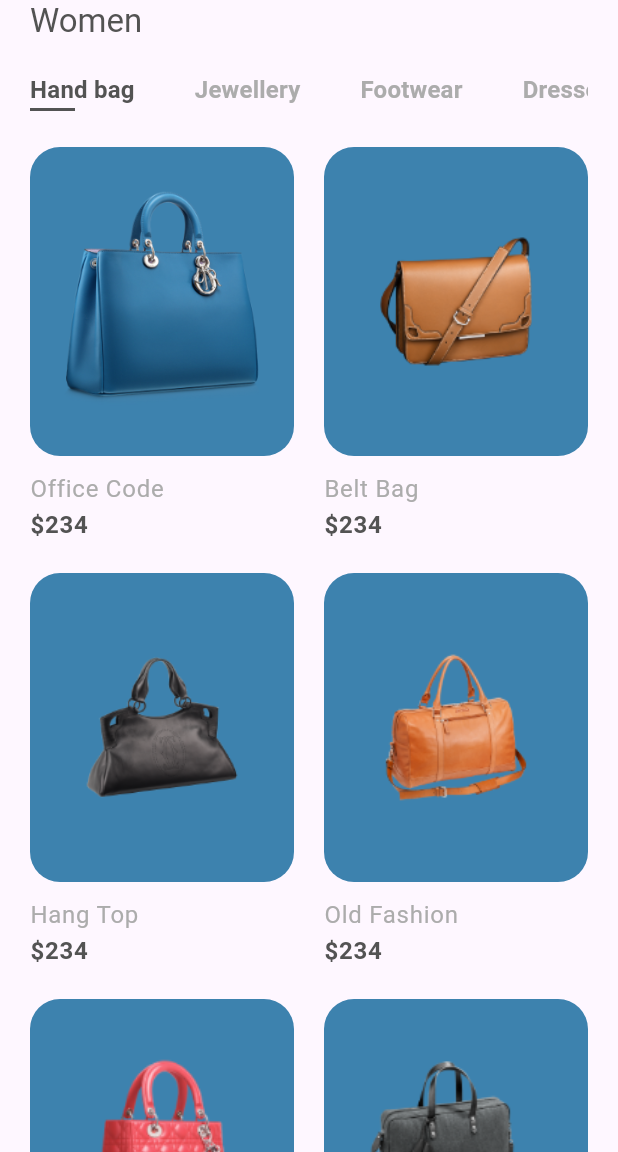
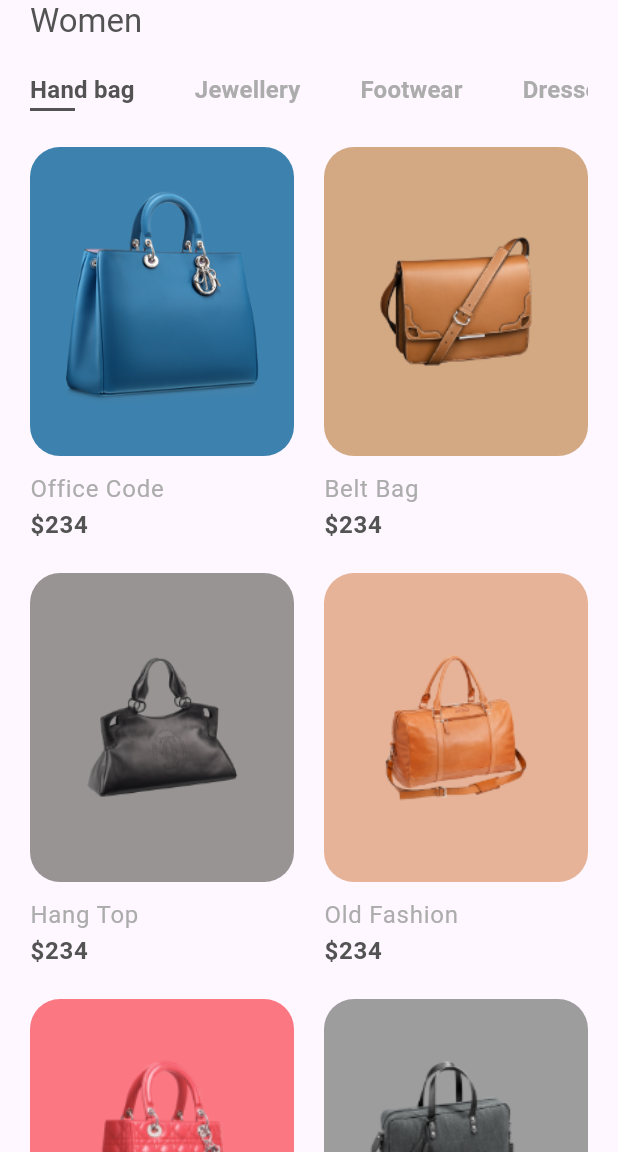
Before and after one commit to gelecekvadisi/workshop_1_shopApp, a Flutter app: the screen it shows after launch, on a phone screen of 412 x 824 dp, the part 84-1236 px from its top. Run offline on Flutter 3.47's test engine with Material 3 defaults, Android fonts, the phone set to English and light mode, and no system bars; our stand-ins replace flutter_svg.

Commit message:
Detay sayfası üst kısmı yapıldı.

```diff
--- a/lib/data/data_source.dart
+++ b/lib/data/data_source.dart
@@ -1,3 +1,5 @@
+import 'package:flutter/material.dart';
+
 import '../model/product.dart';
 
 List<Product> productList = [
@@ -8,6 +10,7 @@ List<Product> productList = [
     size: 12,
     description: _description,
     image: "assets/images/bag_1.png",
+    backgroundColor: Color(0xFF3D82AE),
   ),
   Product(
     id: 2,
@@ -16,6 +19,7 @@ List<Product> productList = [
     size: 8,
     description: _description,
     image: "assets/images/bag_2.png",
+    backgroundColor: Color(0xFFD3A984),
   ),
   Product(
     id: 3,
@@ -24,6 +28,7 @@ List<Product> productList = [
     size: 10,
     description: _description,
     image: "assets/images/bag_3.png",
+    backgroundColor: Color(0xFF989493),
   ),
   Product(
     id: 4,
@@ -32,6 +37,7 @@ List<Product> productList = [
     size: 11,
     description: _description,
     image: "assets/images/bag_4.png",
+    backgroundColor: Color(0xFFE6B398),
   ),
   Product(
     id: 5,
@@ -40,6 +46,7 @@ List<Product> productList = [
     size: 12,
     description: _description,
     image: "assets/images/bag_5.png",
+    backgroundColor: Color(0xFFFB7883),
   ),
   Product(
     id: 6,
@@ -48,6 +55,7 @@ List<Product> productList = [
     size: 12,
     description: _description,
     image: "assets/images/bag_6.png",
+    backgroundColor: Color(0xFF9D9D9D),
   ),
 ];
 
--- a/lib/model/product.dart
+++ b/lib/model/product.dart
@@ -1,9 +1,9 @@
-// import 'package:flutter/material.dart';
+import 'package:flutter/material.dart';
 
 class Product {
   final String image, title, description;
   final int price, size, id;
-  // Color backgroundColor;
+  final Color backgroundColor;
 
   Product({
     required this.image,
@@ -12,6 +12,6 @@ class Product {
     required this.price,
     required this.size,
     required this.id,
-    // required this.backgroundColor,
+    required this.backgroundColor,
   });
 }
--- a/lib/pages/home_page.dart
+++ b/lib/pages/home_page.dart
@@ -2,6 +2,7 @@ import 'package:flutter/material.dart';
 import 'package:flutter_svg/flutter_svg.dart';
 import 'package:workshop_1_project/data/data_source.dart';
 import 'package:workshop_1_project/util/constants.dart';
+import 'package:workshop_1_project/widgets/app_bar.dart';
 import 'package:workshop_1_project/widgets/product_item_widget.dart';
 
 import '../widgets/category_tab_bat.dart';
@@ -12,7 +13,7 @@ class HomePage extends StatelessWidget {
   @override
   Widget build(BuildContext context) {
     return Scaffold(
-      appBar: _buildAppBar(),
+      appBar: MyAppBar(context: context),
       body: SingleChildScrollView(
         child: Column(
           mainAxisSize: MainAxisSize.min,
@@ -20,25 +21,14 @@ class HomePage extends StatelessWidget {
           children: [
             Padding(
               padding: const EdgeInsets.only(left: Constants.defaultPadding),
-              child: Text("Women", style: Theme.of(context).textTheme.titleLarge),
+              child:
+                  Text("Women", style: Theme.of(context).textTheme.titleLarge),
             ),
             CategoryTabBar(),
             Padding(
-              padding: const EdgeInsets.symmetric(horizontal: Constants.defaultPadding),
-              child: GridView.builder(
-                physics: NeverScrollableScrollPhysics(),
-                shrinkWrap: true,
-                gridDelegate: const SliverGridDelegateWithFixedCrossAxisCount(
-                  crossAxisCount: 2,
-                  mainAxisSpacing: Constants.defaultPadding,
-                  crossAxisSpacing: Constants.defaultPadding,
-                  childAspectRatio: 3/4.5,
-                ),
-                itemCount: productList.length,
-                itemBuilder: (context, index) {
-                  return ProductItemWidget(product: productList[index],);
-                },
-              ),
+              padding: const EdgeInsets.symmetric(
+                  horizontal: Constants.defaultPadding),
+              child: _buildProductGridView(),
             ),
           ],
         ),
@@ -46,56 +36,22 @@ class HomePage extends StatelessWidget {
     );
   }
 
-  AppBar _buildAppBar() {
-    return AppBar(
-      leading: IconButton(
-        onPressed: () {},
-        icon: Center(
-          child: SvgPicture.asset(
-            "assets/icons/back.svg",
-            colorFilter: ColorFilter.mode(Constants.textColor, BlendMode.srcIn),
-          ),
-        ),
+  GridView _buildProductGridView() {
+    return GridView.builder(
+      physics: NeverScrollableScrollPhysics(),
+      shrinkWrap: true,
+      gridDelegate: const SliverGridDelegateWithFixedCrossAxisCount(
+        crossAxisCount: 2,
+        mainAxisSpacing: Constants.defaultPadding,
+        crossAxisSpacing: Constants.defaultPadding,
+        childAspectRatio: 3 / 4.5,
       ),
-      actions: [
-        IconButton(
-          onPressed: () {},
-          icon: Center(
-            child: SvgPicture.asset(
-              "assets/icons/search.svg",
-              colorFilter:
-                  ColorFilter.mode(Constants.textColor, BlendMode.srcIn),
-            ),
-          ),
-        ),
-        IconButton(
-          onPressed: () {},
-          icon: Center(
-            child: Stack(
-              alignment: Alignment.center,
-              children: [
-                SvgPicture.asset(
-                  "assets/icons/cart.svg",
-                  colorFilter:
-                      ColorFilter.mode(Constants.textColor, BlendMode.srcIn),
-                ),
-                Positioned(
-                  right: 0,
-                  top: 0,
-                  child: Container(
-                    width: 10,
-                    height: 10,
-                    decoration: BoxDecoration(
-                      shape: BoxShape.circle,
-                      color: Colors.redAccent,
-                    ),
-                  ),
-                ),
-              ],
-            ),
-          ),
-        ),
-      ],
+      itemCount: productList.length,
+      itemBuilder: (context, index) {
+        return ProductItemWidget(
+          product: productList[index],
+        );
+      },
     );
   }
 }
--- a/lib/util/constants.dart
+++ b/lib/util/constants.dart
@@ -6,6 +6,7 @@ class Constants {
   static const Color textLightColor = Color(0xFFACACAC);
 
   static const double defaultPadding = 20.0;
+  static const double defaultRadius = 30.0;
 }
 
 const double kIconSize = 36;
--- /dev/null
+++ b/lib/widgets/app_bar.dart
@@ -0,0 +1,70 @@
+// import 'package:flutter/material.dart' as material;
+import 'package:flutter/material.dart';
+import 'package:flutter_svg/svg.dart';
+
+import '../util/constants.dart';
+
+// class MyAppBar extends material.AppBar {
+class MyAppBar extends AppBar {
+  Color backgroundColor, iconColor;
+
+  MyAppBar({
+    super.key,
+    required BuildContext context,
+    this.backgroundColor = Colors.white,
+    this.iconColor = Constants.textColor,
+  }) : super(
+    backgroundColor: backgroundColor,
+          leading: IconButton(
+            onPressed: () {
+              Navigator.maybePop(context);
+            },
+            icon: Center(
+              child: SvgPicture.asset(
+                "assets/icons/back.svg",
+                colorFilter: ColorFilter.mode(
+                    iconColor, BlendMode.srcIn),
+              ),
+            ),
+          ),
+          actions: [
+            IconButton(
+              onPressed: () {},
+              icon: Center(
+                child: SvgPicture.asset(
+                  "assets/icons/search.svg",
+                  colorFilter: ColorFilter.mode(
+                      iconColor, BlendMode.srcIn),
+                ),
+              ),
+            ),
+            IconButton(
+              onPressed: () {},
+              icon: Center(
+                child: Stack(
+                  alignment: Alignment.center,
+                  children: [
+                    SvgPicture.asset(
+                      "assets/icons/cart.svg",
+                      colorFilter: ColorFilter.mode(
+                          iconColor, BlendMode.srcIn),
+                    ),
+                    Positioned(
+                      right: 0,
+                      top: 0,
+                      child: Container(
+                        width: 10,
+                        height: 10,
+                        decoration: const BoxDecoration(
+                          shape: BoxShape.circle,
+                          color: Colors.redAccent,
+                        ),
+                      ),
+                    ),
+                  ],
+                ),
+              ),
+            ),
+          ],
+        );
+}
--- a/lib/widgets/product_item_widget.dart
+++ b/lib/widgets/product_item_widget.dart
@@ -1,5 +1,6 @@
 import 'package:flutter/material.dart';
 import 'package:workshop_1_project/model/product.dart';
+import 'package:workshop_1_project/pages/detail_page.dart';
 
 import '../util/constants.dart';
 
@@ -13,20 +14,33 @@ class ProductItemWidget extends StatelessWidget {
 
   @override
   Widget build(BuildContext context) {
-    return Column(
+    return GestureDetector(
+      onTap: () {
+        Navigator.push(
+          context,
+          MaterialPageRoute(
+            builder: (context) => DetailPage(
+              product: product,
+            ),
+          ),
+        );
+      },
+      child: Column(
         crossAxisAlignment: CrossAxisAlignment.start,
         children: [
           Expanded(
             child: Container(
-            margin: EdgeInsets.only(bottom: Constants.defaultPadding/2),
+              margin: EdgeInsets.only(bottom: Constants.defaultPadding / 2),
               decoration: BoxDecoration(
-              color: Color(0xFF3D82AE),
+                color: product.backgroundColor,
                 borderRadius: BorderRadius.circular(20),
               ),
               child: Padding(
                 padding: const EdgeInsets.all(Constants.defaultPadding),
                 child: Center(
-                child: Image.asset(product.image),
+                  child: Hero(
+                    tag: product.image,
+                    child: Image.asset(product.image),),
                 ),
               ),
             ),
@@ -46,6 +60,7 @@ class ProductItemWidget extends StatelessWidget {
                 .copyWith(fontWeight: FontWeight.bold),
           ),
         ],
+      ),
     );
   }
 }
```
Also changed, not shown: lib/pages/detail_page.dart (added, +134 -0 lines). Lines whose indentation alone changed are shown as unchanged.
